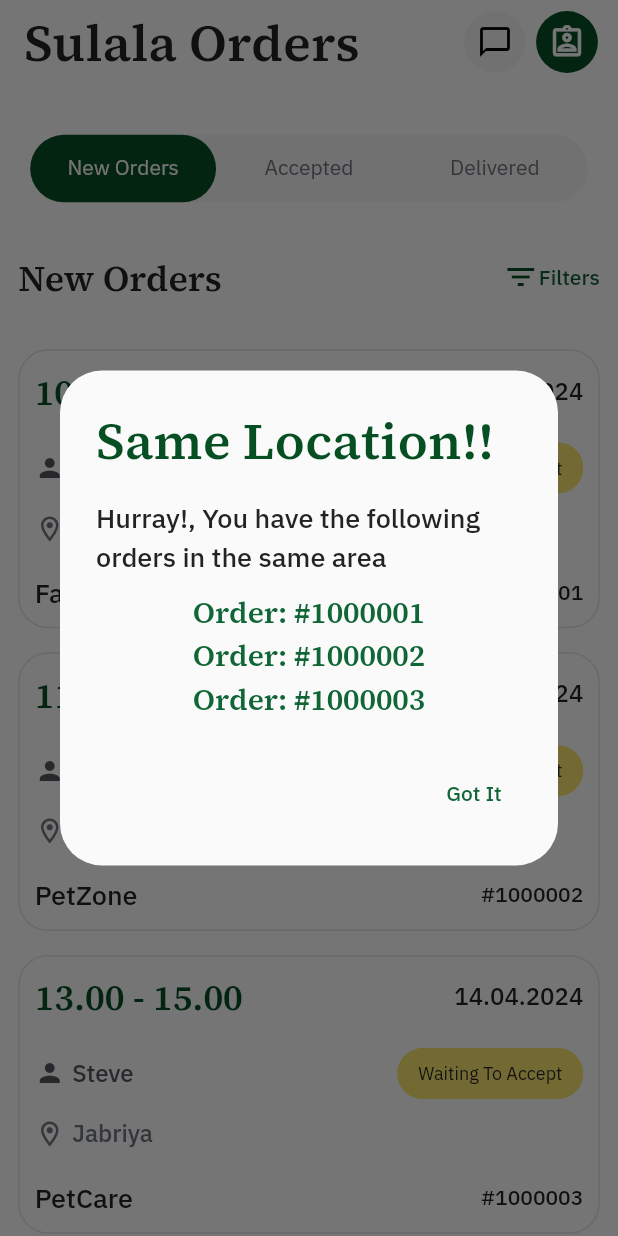
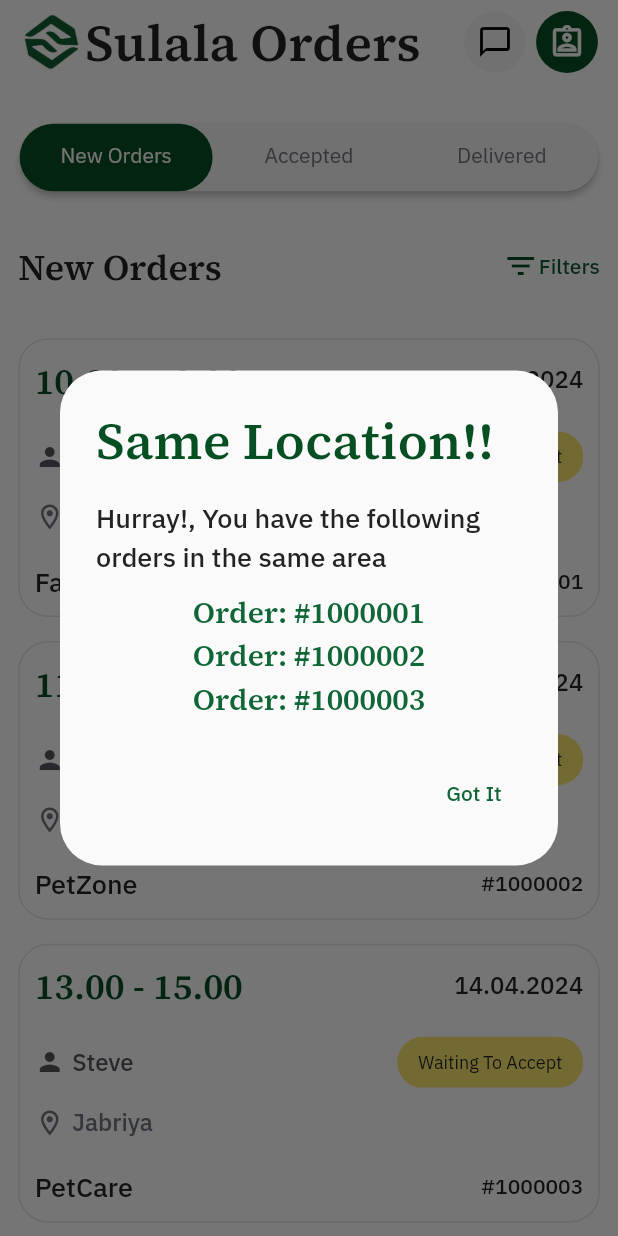
Before and after one commit to DevSulala/Sulala-DriverApp, a Flutter app: the screen it shows after launch, on a phone screen of 412 x 824 dp. Run offline on Flutter 3.47's test engine with Material 3 defaults, Android fonts, the phone set to English and light mode, and no system bars; our stand-ins replace flutter_riverpod, get, google_fonts, swipe_to; missing offline and left inert: slide_action.

Commit message:
Some changes

```diff
--- a/lib/src/screens/driver_home_page.dart
+++ b/lib/src/screens/driver_home_page.dart
@@ -53,9 +53,24 @@ class _DriverHomePageState extends ConsumerState<DriverHomePage>
         backgroundColor: Colors.transparent,
         surfaceTintColor: Colors.white,
         automaticallyImplyLeading: false,
-        title: Text(
+        title: Row(
+          mainAxisAlignment: MainAxisAlignment.start,
+          crossAxisAlignment: CrossAxisAlignment.center,
+          children: [
+            CircleAvatar(
+              radius: MediaQuery.of(context).size.width * 0.047,
+              backgroundImage: const AssetImage(
+                'assets/Marketplace/sulala_only_logo.png',
+              ),
+            ),
+            const SizedBox(
+              width: 2,
+            ),
+            Text(
               'Sulala Orders'.tr,
               style: AppFonts.title3(color: AppColors.grayscale90),
+            ),
+          ],
         ),
         actions: [
           IconButton(
@@ -109,17 +124,21 @@ class _DriverHomePageState extends ConsumerState<DriverHomePage>
           crossAxisAlignment: CrossAxisAlignment.start,
           children: [
             SizedBox(
-              height: MediaQuery.of(context).size.height * 0.029,
+              height: MediaQuery.of(context).size.height * 0.020,
             ),
 
             Container(
               width: double.infinity,
-              margin: const EdgeInsets.symmetric(horizontal: 16, vertical: 10),
+              margin: const EdgeInsets.symmetric(horizontal: 9, vertical: 10),
               height: 45,
               decoration: BoxDecoration(
                 color: AppColors.grayscale10,
                 borderRadius: BorderRadius.circular(50),
               ),
+              child: Material(
+                color: AppColors.grayscale10,
+                borderRadius: BorderRadius.circular(50),
+                elevation: 2,
                 child: TabBar(
                   controller: _tabController,
                   indicator: BoxDecoration(
@@ -143,6 +162,7 @@ class _DriverHomePageState extends ConsumerState<DriverHomePage>
                       text: 'Delivered',
                     ),
                   ],
+                ),
               ),
             ),
 
```
Lines whose indentation alone changed are shown as unchanged.
